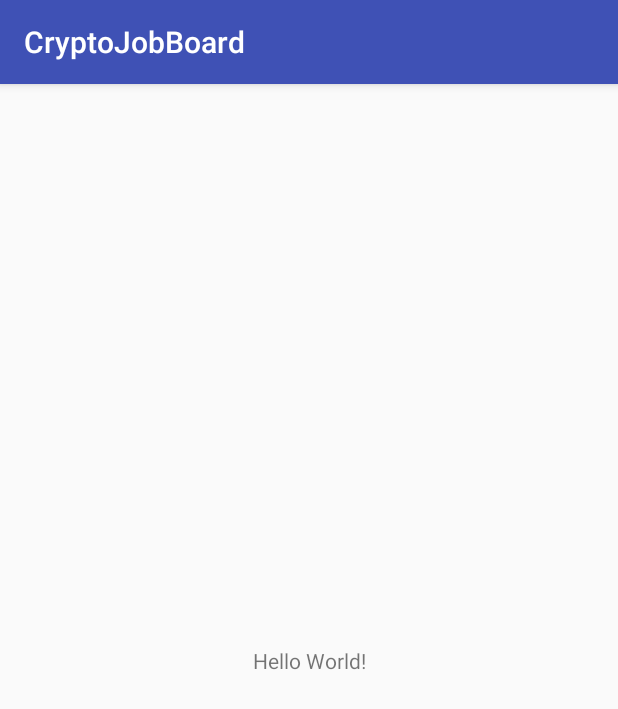
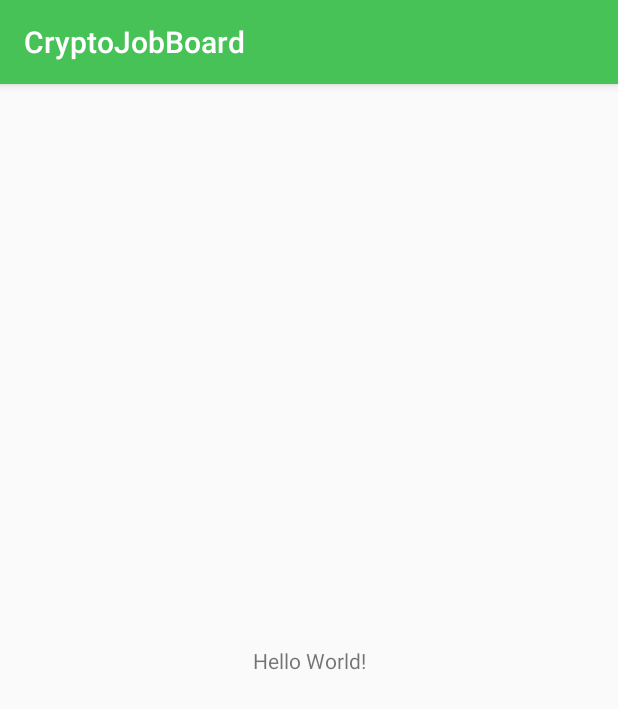
Before and after one commit to ZkHaider/crypto-job-board, an Android app: the screen it shows after launch (MainActivity), on a phone screen of 412 x 824 dp. Shown: the top 709 px of the screen. Run offline under Robolectric (Android 15) with nearby library versions, the phone set to English and light mode, and no system bars.

Commit message:
Change primary color to green

```diff
--- a/app/build.gradle
+++ b/app/build.gradle
@@ -3,6 +3,7 @@
 apply plugin: 'kotlin-android'
 
 apply plugin: 'kotlin-android-extensions'
+
 
 android {
     compileSdkVersion 28
--- a/app/src/main/res/values/colors.xml
+++ b/app/src/main/res/values/colors.xml
@@ -1,6 +1,6 @@
 <?xml version="1.0" encoding="utf-8"?>
 <resources>
-    <color name="colorPrimary">#3F51B5</color>
-    <color name="colorPrimaryDark">#303F9F</color>
+    <color name="colorPrimary">#46C256</color>
+    <color name="colorPrimaryDark">#46C256</color>
     <color name="colorAccent">#FF4081</color>
 </resources>
```
Also changed, not shown: build.gradle (line endings or trailing spaces).
